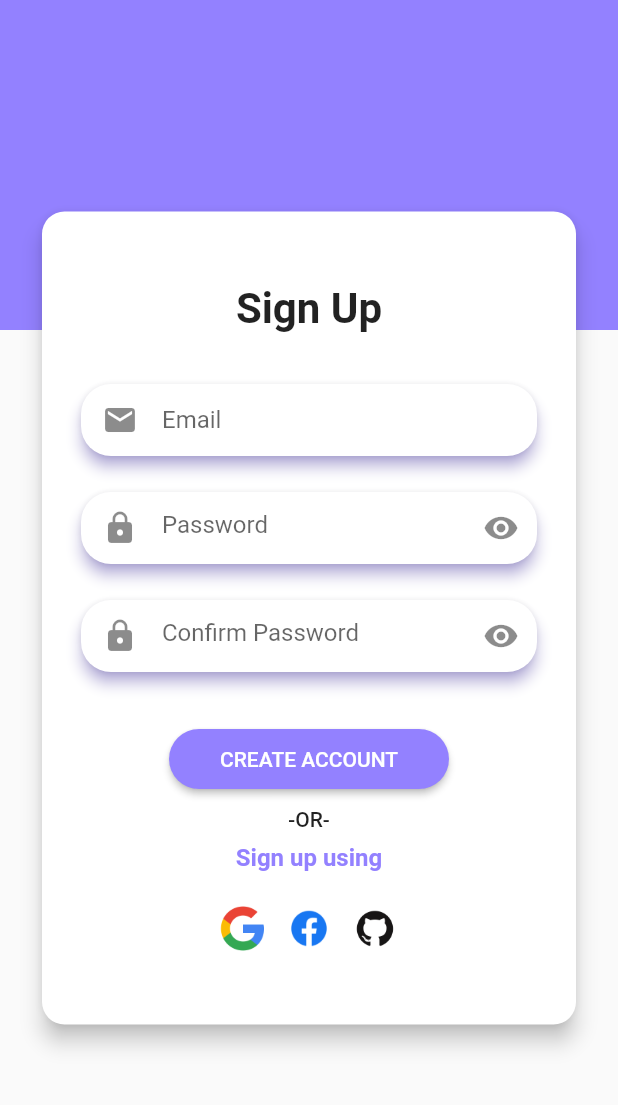
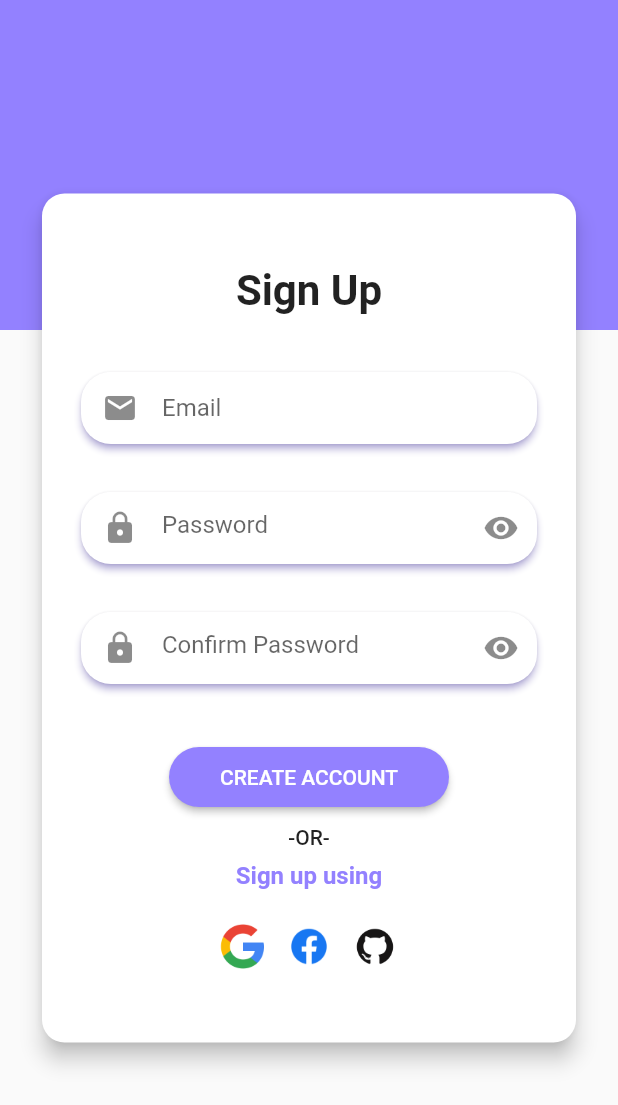
Before and after one commit to amaan-zafar/Sign-Up-Form, a Flutter app: the screen it shows after launch, on a phone screen of 412 x 824 dp. Shown: the top 1105 px of the screen. Run offline on Flutter 3.47's test engine with Material 2 defaults, Android fonts, the phone set to English and light mode, and no system bars.

Commit message:
Reformated code

```diff
--- /dev/null
+++ b/lib/components/card.dart
@@ -0,0 +1,17 @@
+import 'package:flutter/material.dart';
+
+class CustomCard extends StatelessWidget {
+  final Widget child;
+  CustomCard({this.child});
+  @override
+  Widget build(BuildContext context) {
+    return Card(
+        shape: RoundedRectangleBorder(borderRadius: BorderRadius.circular(15)),
+        elevation: 6.0,
+        margin: EdgeInsets.symmetric(horizontal: 28),
+        child: Padding(
+          padding: const EdgeInsets.symmetric(horizontal: 22, vertical: 48),
+          child: child,
+        ));
+  }
+}
--- a/lib/components/text_field_container.dart
+++ b/lib/components/text_field_container.dart
@@ -2,19 +2,20 @@ import 'package:flutter/material.dart';
 import '../colors.dart';
 
 class TextFieldContainer extends StatelessWidget {
-  Widget child;
+  final Widget child;
   TextFieldContainer({this.child});
   @override
   Widget build(BuildContext context) {
     return Container(
-        margin: EdgeInsets.symmetric(vertical: 8),
+      margin: EdgeInsets.symmetric(vertical: 12),
       child: Card(
         shadowColor: kPrimaryColor,
         shape: RoundedRectangleBorder(
           borderRadius: BorderRadius.circular(20),
         ),
-          elevation: 4,
+        elevation: 2,
         child: Padding(padding: EdgeInsets.only(left: 14), child: child),
-        ));
+      ),
+    );
   }
 }
--- a/lib/main.dart
+++ b/lib/main.dart
@@ -11,23 +11,10 @@ class MyApp extends StatelessWidget {
       title: 'SignUp Demo',
       theme: ThemeData(
         primaryColor: kPrimaryColor,
+        iconTheme: IconThemeData(color: kPrimaryColor),
       ),
-      home: SignUpPage(),
+      home: SignUp(),
       debugShowCheckedModeBanner: false,
     );
   }
 }
-
-class SignUpPage extends StatefulWidget {
-  @override
-  _SignUpPageState createState() => _SignUpPageState();
-}
-
-class _SignUpPageState extends State<SignUpPage> {
-  @override
-  Widget build(BuildContext context) {
-    return Scaffold(
-      body: SignUpBody(),
-    );
-  }
-}
--- a/lib/models/user.dart
+++ b/lib/models/user.dart
@@ -3,7 +3,7 @@ class User {
   String _email;
   String _password;
   String _phone;
-  String _gender;
+  String _gender = 'Other';
 
   String get name => _name;
 
--- a/lib/screens/user_credentials.dart
+++ b/lib/screens/user_credentials.dart
@@ -1,5 +1,6 @@
 import 'package:flutter/material.dart';
 import 'package:sign_up/components/background.dart';
+import 'package:sign_up/components/card.dart';
 import 'package:sign_up/components/round_button.dart';
 import 'package:sign_up/components/social_sites_container.dart';
 import 'package:sign_up/components/text_field_container.dart';
@@ -8,12 +9,12 @@ import 'package:sign_up/screens/user_info.dart';
 
 import '../colors.dart';
 
-class SignUpBody extends StatefulWidget {
+class SignUp extends StatefulWidget {
   @override
-  _SignUpBodyState createState() => _SignUpBodyState();
+  _SignUpState createState() => _SignUpState();
 }
 
-class _SignUpBodyState extends State<SignUpBody> {
+class _SignUpState extends State<SignUp> {
   User user = User();
   TextEditingController _passController = TextEditingController();
   bool _passObscureText = true;
@@ -187,17 +188,12 @@ class _SignUpBodyState extends State<SignUpBody> {
   final GlobalKey<FormState> _formKey = GlobalKey<FormState>();
   @override
   Widget build(BuildContext context) {
-    return Stack(children: <Widget>[
-      Background(),
-      Center(
-        child: Card(
-          color: Colors.white,
-          shape:
-              RoundedRectangleBorder(borderRadius: BorderRadius.circular(15)),
-          elevation: 6.0,
-          margin: EdgeInsets.symmetric(horizontal: 28),
-          child: Padding(
-            padding: const EdgeInsets.symmetric(horizontal: 22, vertical: 48),
+    return Scaffold(
+      resizeToAvoidBottomInset: false,
+      body: Stack(children: <Widget>[
+        Background(),
+        Center(
+          child: CustomCard(
             child: Form(
               key: _formKey,
               child: Wrap(
@@ -225,7 +221,7 @@ class _SignUpBodyState extends State<SignUpBody> {
             ),
           ),
         ),
-      ),
-    ]);
+      ]),
+    );
   }
 }
```
Also changed, not shown: lib/screens/user_info.dart (+19 -18 lines). Lines whose indentation alone changed are shown as unchanged.
